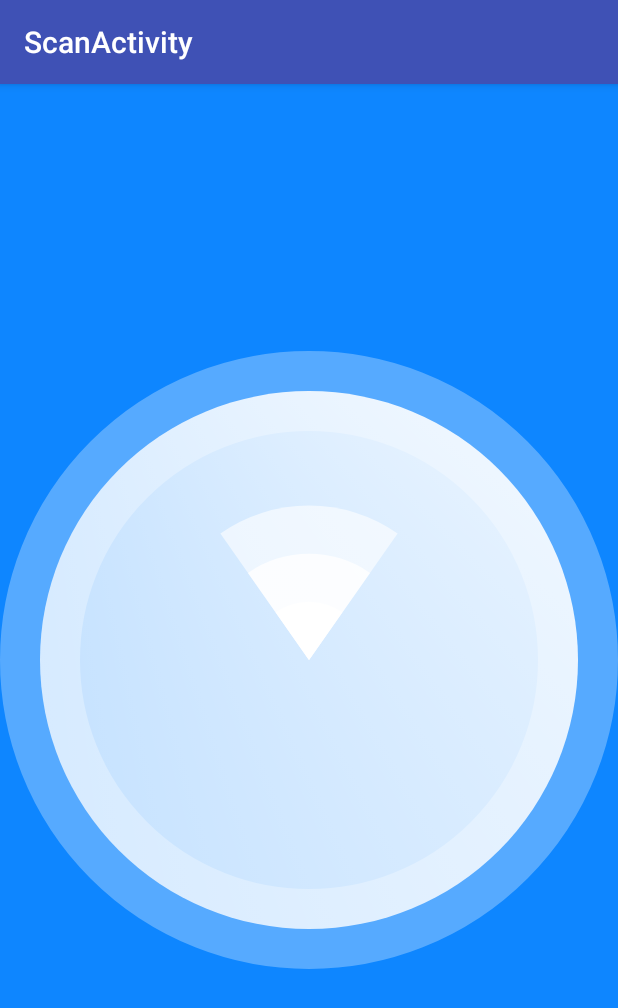
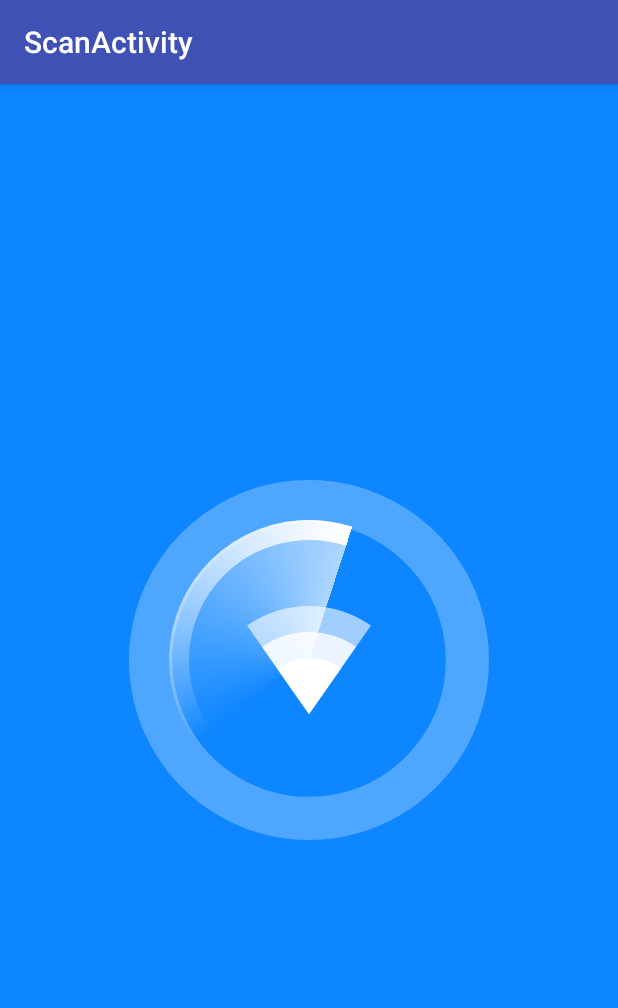
Before and after one commit to KobeGong/PlayGround, an Android app: the ScanActivity screen opened directly, with no data from a screen before it, on a phone screen of 412 x 824 dp. Shown: the top 1008 px of the screen. Run offline under Robolectric (Android 15) with nearby library versions, the phone set to English and light mode, and no system bars.

Commit message:
add some file

```diff
--- a/app/src/main/java/com/baidu/rxandroidtaste/scan/ScanActivity.java
+++ b/app/src/main/java/com/baidu/rxandroidtaste/scan/ScanActivity.java
@@ -1,29 +1,63 @@
 package com.baidu.rxandroidtaste.scan;
 
+import android.animation.AnimatorSet;
 import android.animation.ObjectAnimator;
 import android.support.v7.app.AppCompatActivity;
 import android.os.Bundle;
 import android.view.View;
 import android.view.ViewTreeObserver;
+import android.view.animation.LinearInterpolator;
+import android.widget.ImageView;
 
 import com.baidu.rxandroidtaste.R;
 
 public class ScanActivity extends AppCompatActivity {
 
+    private ImageView bigRing;
+    private WifiView wifiView;
+    private SweepView sweepView;
+
     @Override
     protected void onCreate(Bundle savedInstanceState) {
         super.onCreate(savedInstanceState);
         setContentView(R.layout.activity_scan);
+        bigRing = (ImageView) findViewById(R.id.bigRing);
+        wifiView = (WifiView) findViewById(R.id.wifiView);
+        sweepView = (SweepView) findViewById(R.id.sweepView);
+        bigRing.setAlpha(0F);
+        sweepView.setAlpha(0F);
         getWindow().getDecorView().getViewTreeObserver().addOnPreDrawListener(new ViewTreeObserver.OnPreDrawListener() {
             @Override
             public boolean onPreDraw() {
                 getWindow().getDecorView().getViewTreeObserver().removeOnPreDrawListener(this);
-                WifiView wifiView = (WifiView) findViewById(R.id.wifiView);
+
+                ObjectAnimator bigRingAlpha = ObjectAnimator.ofFloat(bigRing, "alpha", 0F, 1F);
+                bigRingAlpha.setDuration(1000L);
+
+                ObjectAnimator wifiScaleX = ObjectAnimator.ofFloat(wifiView, "scaleX", 0F, 1F);
+                wifiScaleX.setDuration(1000L);
+                ObjectAnimator wifiScaleY = ObjectAnimator.ofFloat(wifiView, "scaleY", 0F, 1F);
+                wifiScaleY.setDuration(1000L);
+
                 ObjectAnimator powerAnimator = ObjectAnimator.ofInt(wifiView, "wifiPower", 1, 4);
                 powerAnimator.setDuration(2000L);
                 powerAnimator.setRepeatCount(ObjectAnimator.INFINITE);
                 powerAnimator.setRepeatMode(ObjectAnimator.RESTART);
-                powerAnimator.start();
+
+                ObjectAnimator alphaAnimator = ObjectAnimator.ofFloat(sweepView, "alpha", 0F, 1F);
+                alphaAnimator.setDuration(1000L);
+
+                ObjectAnimator sweepAnimator = ObjectAnimator.ofFloat(sweepView, "rotation", 0, 360);
+                sweepAnimator.setDuration(2000L);
+                sweepAnimator.setInterpolator(new LinearInterpolator());
+                sweepAnimator.setRepeatCount(ObjectAnimator.INFINITE);
+                sweepAnimator.setRepeatMode(ObjectAnimator.RESTART);
+
+                AnimatorSet animatorSet = new AnimatorSet();
+                animatorSet.play(bigRingAlpha).with(wifiScaleX).with(wifiScaleY).before(alphaAnimator).before(sweepAnimator);
+                animatorSet.play(sweepAnimator).with(powerAnimator);
+//                .with(powerAnimator);
+                animatorSet.start();
                 return true;
             }
         });
--- a/app/src/main/java/com/baidu/rxandroidtaste/scan/SweepView.java
+++ b/app/src/main/java/com/baidu/rxandroidtaste/scan/SweepView.java
@@ -7,7 +7,6 @@ import android.graphics.Matrix;
 import android.graphics.Paint;
 import android.graphics.RectF;
 import android.graphics.SweepGradient;
-import android.graphics.drawable.GradientDrawable;
 import android.util.AttributeSet;
 import android.view.View;
 
@@ -18,12 +17,12 @@ public class SweepView extends View {
 
     public static final int STROKE_WIDTH = 80;
     private Paint outRingPaint;
-    private Paint wifiPaint;
+    private Paint ringPaint;
     private float centerX, centerY, outRingRadius;
     private RectF wifiArcRect;
     private float wifiRadius;
     private int wifiPower;
-    private SweepGradient sweepGradient;
+    private SweepGradient sweepGradient, ringSweepGradient;
     Matrix matrix = new Matrix();
 
     public SweepView(Context context) {
@@ -38,8 +37,21 @@ public class SweepView extends View {
         super(context, attrs, defStyleAttr);
         outRingPaint = new Paint(Paint.ANTI_ALIAS_FLAG | Paint.DITHER_FLAG);
         outRingPaint.setColor(Color.WHITE);
-        sweepGradient = new SweepGradient(0.5f, 0.5f, Color.parseColor("#FFFFFFFF"), Color.parseColor("#00FFFFFF"));
+        outRingPaint.setStyle(Paint.Style.FILL);
+
+        ringPaint = new Paint(Paint.ANTI_ALIAS_FLAG | Paint.DITHER_FLAG);
+        ringPaint.setColor(Color.WHITE);
+        ringPaint.setStyle(Paint.Style.STROKE);
+
+        sweepGradient = new SweepGradient(0.5f, 0.5f,
+                new int[]{Color.parseColor("#00FFFFFF"), Color.parseColor("#AAFFFFFF")},
+                new float[]{0.6f, 1f});
         outRingPaint.setShader(sweepGradient);
+        ringSweepGradient = new SweepGradient(0.5f, 0.5f,
+                new int[]{Color.parseColor("#00FFFFFF"), Color.parseColor("#FFFFFFFF")},
+                new float[]{0.6f, 1f});
+        ringPaint.setShader(ringSweepGradient);
+        ringPaint.setStrokeWidth(STROKE_WIDTH / 4);
         wifiArcRect = new RectF();
     }
 
@@ -57,11 +69,13 @@ public class SweepView extends View {
             wifiRadius = outRingRadius;
             wifiArcRect.set(0F, 0F, wifiRadius, wifiRadius);
 
-            matrix.mapRect(new RectF(left, top, right, bottom));
+            matrix.postScale(width, height);
             sweepGradient.setLocalMatrix(matrix);
+            ringSweepGradient.setLocalMatrix(matrix);
 //            wifiArcRect.offset(halfWidth / 2, (halfHeight - halfWidth / 2) + outRingRadius / 4);
         }
     }
+
 
     @Override
     protected void onDraw(Canvas canvas) {
@@ -69,5 +83,7 @@ public class SweepView extends View {
         float cx = centerX;
         float cy = centerY;
         canvas.drawCircle(cx, cy, outRingRadius - STROKE_WIDTH / 2, outRingPaint);
+        canvas.drawCircle(cx, cy, outRingRadius - STROKE_WIDTH * 5/ 8, ringPaint);
+
     }
 }
--- a/app/src/main/java/com/baidu/rxandroidtaste/scan/WifiView.java
+++ b/app/src/main/java/com/baidu/rxandroidtaste/scan/WifiView.java
@@ -6,7 +6,6 @@ import android.graphics.Color;
 import android.graphics.Paint;
 import android.graphics.RectF;
 import android.util.AttributeSet;
-import android.util.Log;
 import android.view.View;
 
 /**
@@ -58,9 +57,8 @@ public class WifiView extends View {
             centerX = halfWidth;
             centerY = halfHeight;
             outRingRadius = Math.min(width, height) / 2;
-            wifiRadius = outRingRadius;
+            wifiRadius = outRingRadius * 1.2f;
             wifiArcRect.set(0F, 0F, wifiRadius, wifiRadius);
-//            wifiArcRect.offset(halfWidth / 2, (halfHeight - halfWidth / 2) + outRingRadius / 4);
         }
     }
 
@@ -91,16 +89,15 @@ public class WifiView extends View {
         super.onDraw(canvas);
         float cx = centerX;
         float cy = centerY;
-        canvas.drawCircle(cx, cy, outRingRadius - STROKE_WIDTH / 2, outRingPaint);
-        float step = (outRingRadius - 20) / 3;
+//        canvas.drawCircle(cx, cy, outRingRadius - STROKE_WIDTH / 2, outRingPaint);
+        float step = (wifiRadius - 60) / 3;
         for (int i = wifiPower; i >= 1; i--) {
             canvas.save();
             int alpha = (int) ((5 - i + 1) * 0.2f * 255);
             wifiPaint.setAlpha(alpha);
-            Log.d("gonggaofeng", "wifiPower = " + i + ", alpha = " + alpha);
-            wifiRadius = step * i + 20;
-            wifiArcRect.set(0F, 0F, wifiRadius, wifiRadius);
-            canvas.translate(centerX - wifiArcRect.centerX(), centerY - wifiArcRect.centerY());
+            float wifiR = step * i + 60;
+            wifiArcRect.set(0F, 0F, wifiR, wifiR);
+            canvas.translate(centerX - wifiArcRect.centerX(), centerY - wifiArcRect.centerY() + wifiRadius / 4);
             canvas.drawArc(wifiArcRect, 235, 70, true, wifiPaint);
             canvas.restore();
         }
--- /dev/null
+++ b/app/src/main/res/drawable/big_ring.xml
@@ -0,0 +1,5 @@
+<?xml version="1.0" encoding="utf-8"?>
+<shape xmlns:android="http://schemas.android.com/apk/res/android" android:shape="oval">
+    <size android:height="100dp" android:width="100dp" />
+    <stroke android:dashWidth="30dp" android:width="12dp" android:dashGap="0dp" android:color="#44FFFFFF" />
+</shape>
--- a/app/src/main/res/layout/activity_scan.xml
+++ b/app/src/main/res/layout/activity_scan.xml
@@ -5,11 +5,28 @@
     android:layout_height="match_parent"
     android:background="#FF0E86FF"
     tools:context="com.baidu.rxandroidtaste.scan.ScanActivity">
-    <com.baidu.rxandroidtaste.scan.WifiView
-        android:id="@+id/wifiView"
+
+    <RelativeLayout
         android:layout_width="match_parent"
-        android:layout_height="match_parent" />
-    <com.baidu.rxandroidtaste.scan.SweepView
-        android:layout_width="match_parent"
-        android:layout_height="match_parent" />
+        android:layout_height="match_parent">
+
+        <ImageView
+            android:id="@+id/bigRing"
+            android:layout_width="240dp"
+            android:layout_height="240dp"
+            android:src="@drawable/big_ring"
+            android:layout_centerInParent="true"/>
+
+        <com.baidu.rxandroidtaste.scan.WifiView
+            android:id="@+id/wifiView"
+            android:layout_width="240dp"
+            android:layout_height="240dp"
+            android:layout_centerInParent="true" />
+
+        <com.baidu.rxandroidtaste.scan.SweepView
+            android:id="@+id/sweepView"
+            android:layout_width="240dp"
+            android:layout_height="240dp"
+            android:layout_centerInParent="true"/>
+    </RelativeLayout>
 </RelativeLayout>
```
Also changed, not shown: 1 other file.
